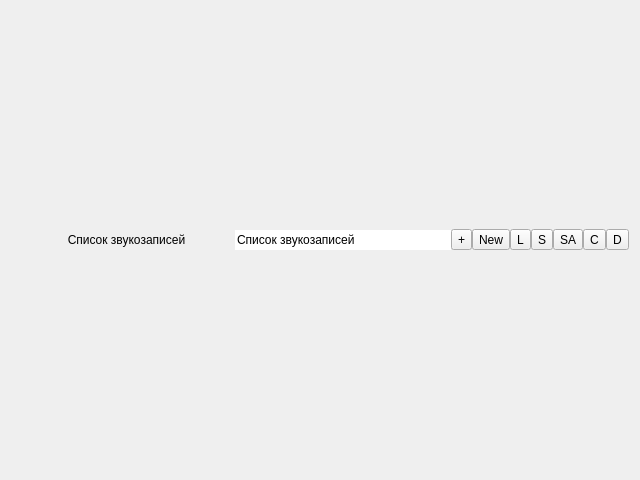
Before: the Qt Designer form GUI/songList.ui in Eugene-q/PresenterPlayer, drawn with Qt 5.
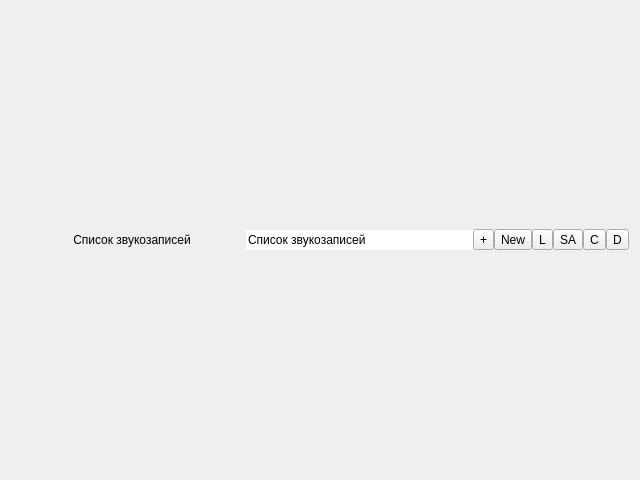
After: the same form once the commit is applied. Icons and pictures are not drawn.

What changed in the file:
```diff
--- a/GUI/songList.ui
+++ b/GUI/songList.ui
@@ -135,23 +135,6 @@
          </property>
         </widget>
        </item>
-       <item>
-        <widget class="QToolButton" name="buttonSaveList">
-         <property name="text">
-          <string>S</string>
-         </property>
-         <property name="icon">
-          <iconset resource="../assets/icons.qrc">
-           <normaloff>:/playlist/icons/save.png</normaloff>:/playlist/icons/save.png</iconset>
-         </property>
-         <property name="iconSize">
-          <size>
-           <width>32</width>
-           <height>32</height>
-          </size>
-         </property>
-        </widget>
-       </item>
        <item>
         <widget class="QToolButton" name="buttonSaveListAs">
          <property name="text">
```
